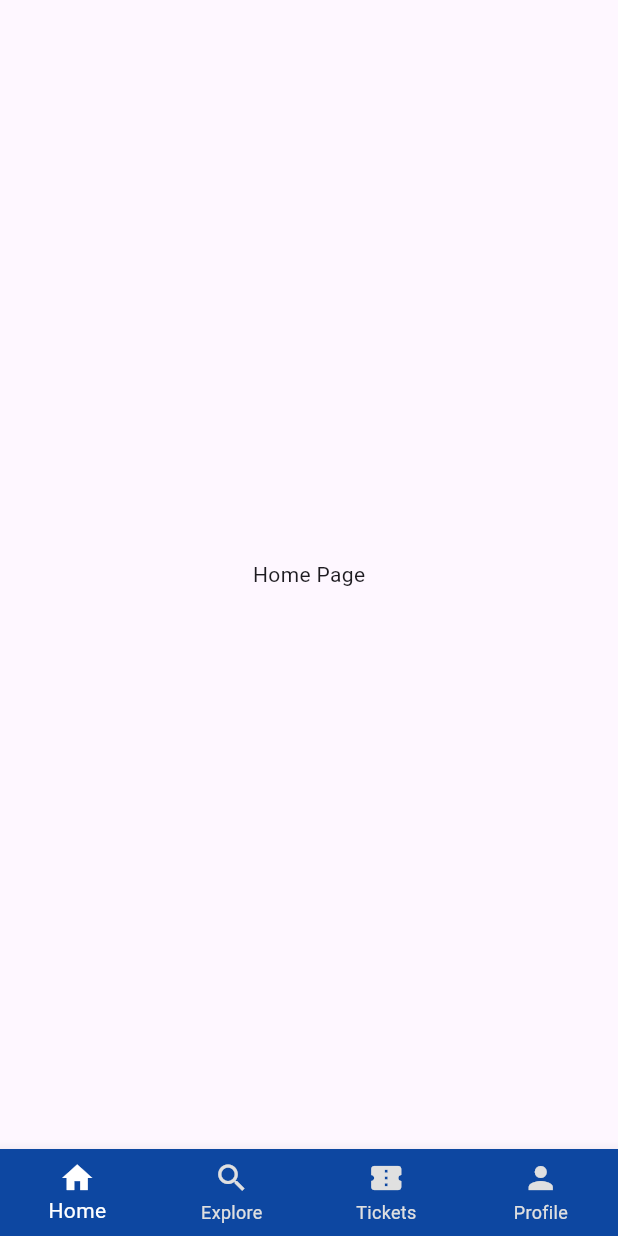
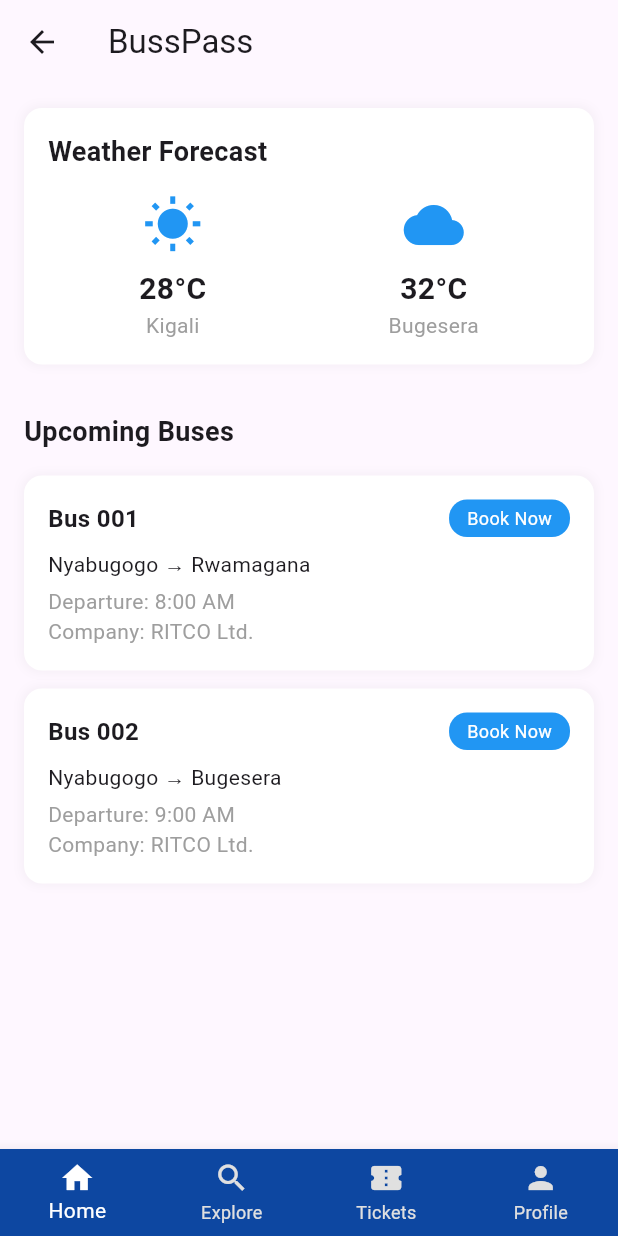
Before and after one commit to M-Pascal/BussPass_MobileApp_PLD_16, a Flutter app: the MainScreen screen opened directly, on a phone screen of 412 x 824 dp. Run offline on Flutter 3.47's test engine with Material 3 defaults, Android fonts, the phone set to English and light mode, and no system bars.

Commit message:
merging christian and pascal

```diff
--- a/busspass_app/lib/main.dart
+++ b/busspass_app/lib/main.dart
@@ -1,3 +1,4 @@
+import 'package:busspass_app/pages/home_screen.dart';
 import 'package:flutter/material.dart';
 import 'pages/booking.dart';
 import 'pages/login_page.dart'; // Import the login page
@@ -30,7 +31,7 @@
 
   // Define the pages for each BottomNavigationBar item
   static const List<Widget> _pages = <Widget>[
-    Center(child: Text('Home Page')),
+    HomeScreen(),
     Booking(),
     Center(child: Text('Tickets Page')),
     LoginPage(), // Navigate to LoginPage when Profile is tapped
--- /dev/null
+++ b/busspass_app/lib/pages/home_screen.dart
@@ -0,0 +1,178 @@
+import 'package:flutter/material.dart';
+
+class HomeScreen extends StatelessWidget {
+  const HomeScreen({super.key});
+
+  @override
+  Widget build(BuildContext context) {
+    return Scaffold(
+      appBar: AppBar(
+        title: const Text('BussPass'),
+        elevation: 0,
+      ),
+      body: SingleChildScrollView(
+        child: Column(
+          crossAxisAlignment: CrossAxisAlignment.start,
+          children: [
+            // Weather Section
+            Container(
+              padding: const EdgeInsets.all(16),
+              margin: const EdgeInsets.all(16),
+              decoration: BoxDecoration(
+                color: Colors.white,
+                borderRadius: BorderRadius.circular(12),
+                boxShadow: [
+                  BoxShadow(
+                    color: Colors.grey.withOpacity(0.1),
+                    spreadRadius: 1,
+                    blurRadius: 5,
+                  ),
+                ],
+              ),
+              child: Column(
+                crossAxisAlignment: CrossAxisAlignment.start,
+                children: [
+                  const Text(
+                    'Weather Forecast',
+                    style: TextStyle(
+                      fontSize: 18,
+                      fontWeight: FontWeight.bold,
+                    ),
+                  ),
+                  const SizedBox(height: 16),
+                  Row(
+                    mainAxisAlignment: MainAxisAlignment.spaceAround,
+                    children: [
+                      _buildWeatherItem('Kigali', '28°C', Icons.wb_sunny),
+                      _buildWeatherItem('Bugesera', '32°C', Icons.cloud),
+                    ],
+                  ),
+                ],
+              ),
+            ),
+
+            // Upcoming Buses Section
+            Padding(
+              padding: const EdgeInsets.all(16),
+              child: Column(
+                crossAxisAlignment: CrossAxisAlignment.start,
+                children: [
+                  const Text(
+                    'Upcoming Buses',
+                    style: TextStyle(
+                      fontSize: 18,
+                      fontWeight: FontWeight.bold,
+                    ),
+                  ),
+                  const SizedBox(height: 16),
+                  _buildBusCard(
+                    'Bus 001',
+                    'Nyabugogo → Rwamagana',
+                    '8:00 AM',
+                    'RITCO Ltd.',
+                  ),
+                  const SizedBox(height: 12),
+                  _buildBusCard(
+                    'Bus 002',
+                    'Nyabugogo → Bugesera',
+                    '9:00 AM',
+                    'RITCO Ltd.',
+                  ),
+                ],
+              ),
+            ),
+          ],
+        ),
+      ),
+    );
+  }
+
+  Widget _buildWeatherItem(String location, String temp, IconData icon) {
+    return Column(
+      children: [
+        Icon(icon, size: 40, color: Colors.blue),
+        const SizedBox(height: 8),
+        Text(
+          temp,
+          style: const TextStyle(
+            fontSize: 20,
+            fontWeight: FontWeight.bold,
+          ),
+        ),
+        Text(
+          location,
+          style: const TextStyle(
+            color: Colors.grey,
+          ),
+        ),
+      ],
+    );
+  }
+
+  Widget _buildBusCard(
+      String busNumber,
+      String route,
+      String time,
+      String company,
+      ) {
+    return Container(
+      padding: const EdgeInsets.all(16),
+      decoration: BoxDecoration(
+        color: Colors.white,
+        borderRadius: BorderRadius.circular(12),
+        boxShadow: [
+          BoxShadow(
+            color: Colors.grey.withOpacity(0.1),
+            spreadRadius: 1,
+            blurRadius: 5,
+          ),
+        ],
+      ),
+      child: Column(
+        crossAxisAlignment: CrossAxisAlignment.start,
+        children: [
+          Row(
+            mainAxisAlignment: MainAxisAlignment.spaceBetween,
+            children: [
+              Text(
+                busNumber,
+                style: const TextStyle(
+                  fontWeight: FontWeight.bold,
+                  fontSize: 16,
+                ),
+              ),
+              Container(
+                padding: const EdgeInsets.symmetric(
+                  horizontal: 12,
+                  vertical: 4,
+                ),
+                decoration: BoxDecoration(
+                  color: Colors.blue,
+                  borderRadius: BorderRadius.circular(12),
+                ),
+                child: const Text(
+                  'Book Now',
+                  style: TextStyle(
+                    color: Colors.white,
+                    fontSize: 12,
+                  ),
+                ),
+              ),
+            ],
+          ),
+          const SizedBox(height: 8),
+          Text(route),
+          const SizedBox(height: 4),
+          Text(
+            'Departure: $time',
+            style: const TextStyle(color: Colors.grey),
+          ),
+          Text(
+            'Company: $company',
+            style: const TextStyle(color: Colors.grey),
+          ),
+        ],
+      ),
+    );
+  }
+}
--- a/busspass_app/lib/pages/login_page.dart
+++ b/busspass_app/lib/pages/login_page.dart
@@ -1,3 +1,5 @@
+import 'package:busspass_app/main.dart';
+import 'package:busspass_app/pages/home_screen.dart';
 import 'package:flutter/material.dart';
 
 class LoginPage extends StatefulWidget {
@@ -199,7 +201,10 @@ class _LoginPageState extends State<LoginPage> {
                     if (_formKey.currentState?.validate() ?? false) {
                       // Perform login action if form is valid
                     }
-                    Navigator.push(context, route)
+                    Navigator.push(context,
+                    MaterialPageRoute(builder: (context)=> const MainScreen()
+                    )
+                    );
                   },
                   style: ElevatedButton.styleFrom(
                     backgroundColor: Colors.blue[900], // Button color
```
